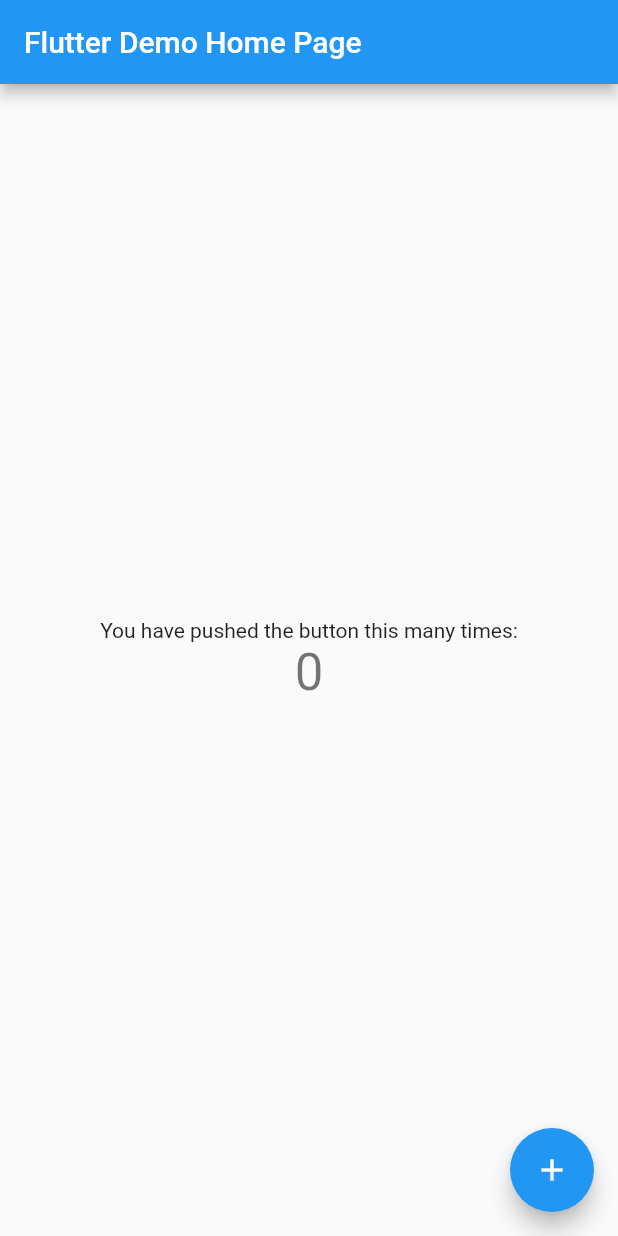
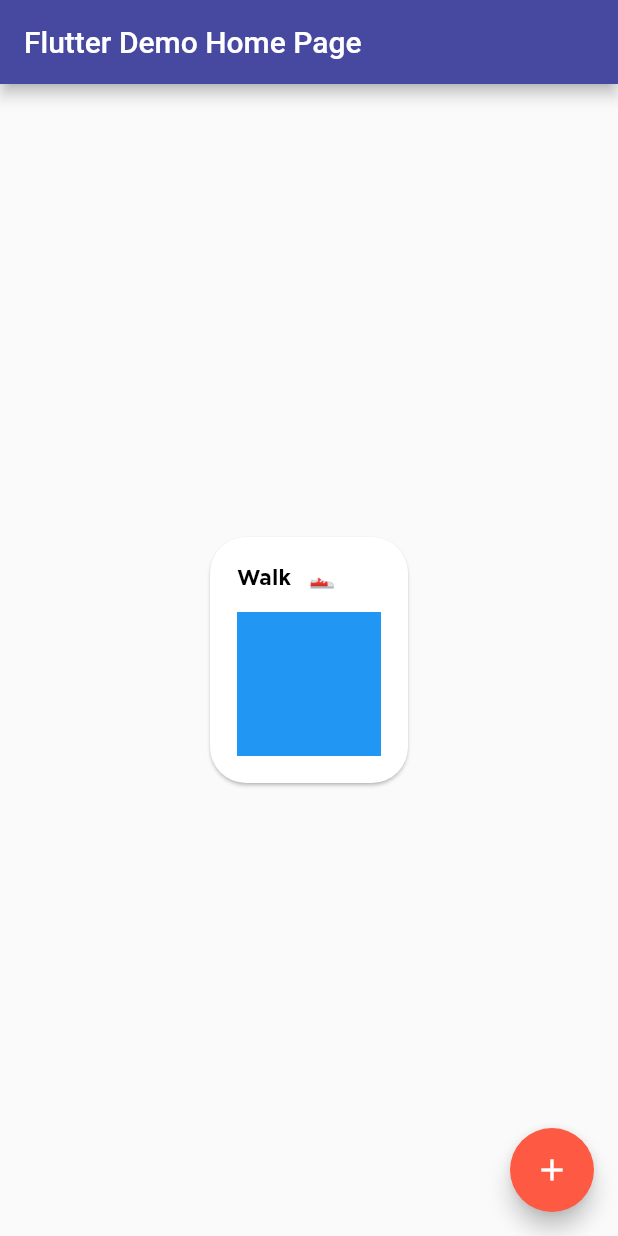
Before and after one commit to drawers/dribbbles, a Flutter app: the screen it shows after launch, on a phone screen of 412 x 824 dp. Run offline on Flutter 3.47's test engine with Material 2 defaults, Android fonts, the phone set to English and light mode, and no system bars.

Commit message:
Add basic card

```diff
--- a/lib/health/card.dart
+++ /dev/null
@@ -1,13 +0,0 @@
-import 'package:flutter/cupertino.dart';
-
-//https://dribbble.com/shots/11035073-Health-Activity-Tracking-App
-
-class Card extends StatelessWidget {
-
-  @override
-  Widget build(BuildContext context) {
-    // TODO: implement build
-    throw UnimplementedError();
-  }
-
-}
--- /dev/null
+++ b/lib/health/healthcard.dart
@@ -0,0 +1,42 @@
+import 'package:flutter/material.dart';
+import 'package:flutter/widgets.dart';
+
+//https://dribbble.com/shots/11035073-Health-Activity-Tracking-App
+
+class HealthCard extends StatelessWidget {
+  @override
+  Widget build(BuildContext context) {
+    return Card(
+      shape: RoundedRectangleBorder(
+          borderRadius: BorderRadius.all(Radius.circular(24.0))),
+      child: Padding(
+        padding: const EdgeInsets.all(18.0),
+        child: Column(
+          mainAxisAlignment: MainAxisAlignment.start,
+          crossAxisAlignment: CrossAxisAlignment.start,
+          mainAxisSize: MainAxisSize.min,
+          children: <Widget>[
+            Padding(
+              padding: const EdgeInsets.only(bottom: 16.0),
+              child: Row(
+                mainAxisSize: MainAxisSize.min,
+                crossAxisAlignment: CrossAxisAlignment.end,
+                children: <Widget>[
+                  Text("Walk", style: Theme.of(context).textTheme.subtitle2),
+                  Padding(
+                    padding: const EdgeInsets.only(left: 12.0),
+                    child: Text(
+                      "👟",
+                      style: Theme.of(context).textTheme.subtitle2,
+                    ),
+                  )
+                ],
+              ),
+            ),
+            Container(width: 96.0, height: 96.0, color: Colors.blue)
+          ],
+        ),
+      ),
+    );
+  }
+}
--- a/lib/health/theme.dart
+++ b/lib/health/theme.dart
@@ -1,10 +1,26 @@
 import 'package:flutter/material.dart';
 
-class Theme {
-
+class HealthTheme {
   static final darkBlue = Color(0xFF4749A0);
   static final lightBlue = Color(0xFF4eabf9);
   static final red = Color(0xFFFE5943);
   static final black = Color(0xFF373737);
+  static final white = Colors.white;
 
+  static get theme {
+    final parent = ThemeData.light();
+    return parent.copyWith(
+        primaryColor: darkBlue,
+        indicatorColor: lightBlue,
+        accentColor: red,
+        buttonColor: lightBlue,
+        textSelectionColor: lightBlue,
+        backgroundColor: white,
+        textTheme: _textTheme(parent.textTheme));
+  }
+
+  static _textTheme(TextTheme parent) {
+    return parent.copyWith(
+        subtitle2: parent.subtitle2.copyWith(fontFamily: "homepagebold"));
+  }
 }
--- a/lib/main.dart
+++ b/lib/main.dart
@@ -1,3 +1,5 @@
+import 'package:dribbbles/health/healthcard.dart';
+import 'package:dribbbles/health/theme.dart';
 import 'package:flutter/material.dart';
 
 void main() {
@@ -10,18 +12,7 @@ class MyApp extends StatelessWidget {
   Widget build(BuildContext context) {
     return MaterialApp(
       title: 'Flutter Demo',
-      theme: ThemeData(
-        // This is the theme of your application.
-        //
-        // Try running your application with "flutter run". You'll see the
-        // application has a blue toolbar. Then, without quitting the app, try
-        // changing the primarySwatch below to Colors.green and then invoke
-        // "hot reload" (press "r" in the console where you ran "flutter run",
-        // or simply save your changes to "hot reload" in a Flutter IDE).
-        // Notice that the counter didn't reset back to zero; the application
-        // is not restarted.
-        primarySwatch: Colors.blue,
-      ),
+      theme: HealthTheme.theme,
       home: MyHomePage(title: 'Flutter Demo Home Page'),
     );
   }
@@ -92,15 +83,7 @@ class _MyHomePageState extends State<MyHomePage> {
           // axis because Columns are vertical (the cross axis would be
           // horizontal).
           mainAxisAlignment: MainAxisAlignment.center,
-          children: <Widget>[
-            Text(
-              'You have pushed the button this many times:',
-            ),
-            Text(
-              '$_counter',
-              style: Theme.of(context).textTheme.headline4,
-            ),
-          ],
+          children: <Widget>[HealthCard()],
         ),
       ),
       floatingActionButton: FloatingActionButton(
--- a/pubspec.yaml
+++ b/pubspec.yaml
@@ -20,6 +20,7 @@ dependencies:
   flutter:
     sdk: flutter
 
+  flutter_circular_chart: ^0.1.0
 
   # The following adds the Cupertino Icons font to your application.
   # Use with the CupertinoIcons class for iOS style icons.
```
Also changed, not shown: pubspec.lock.
